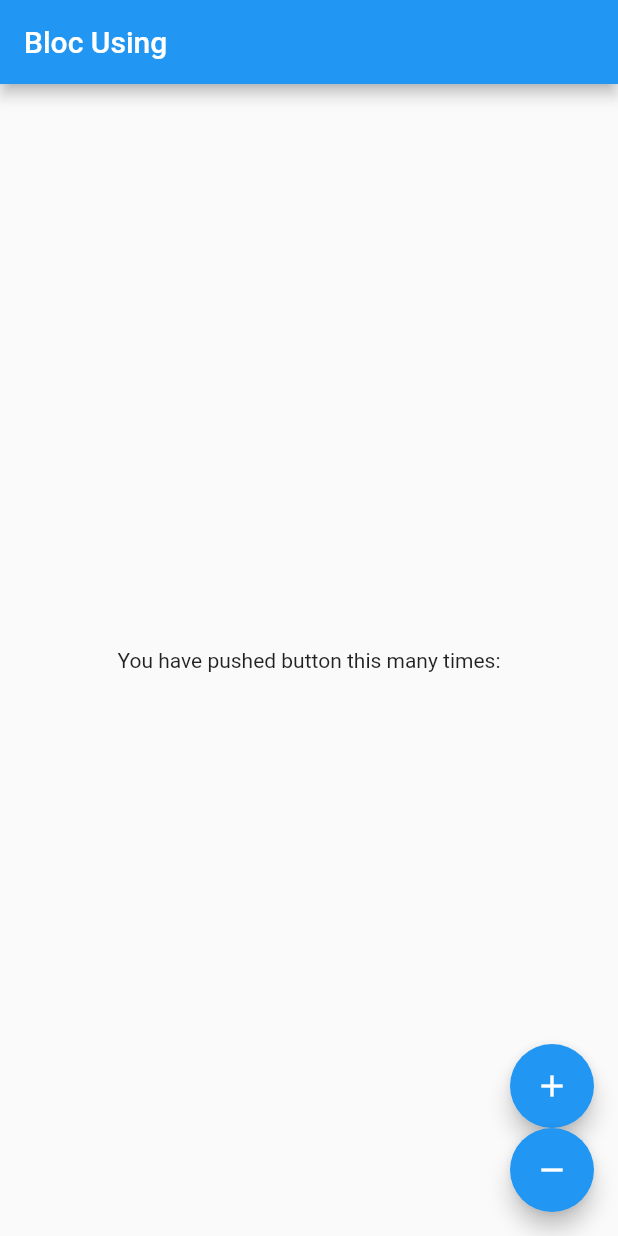
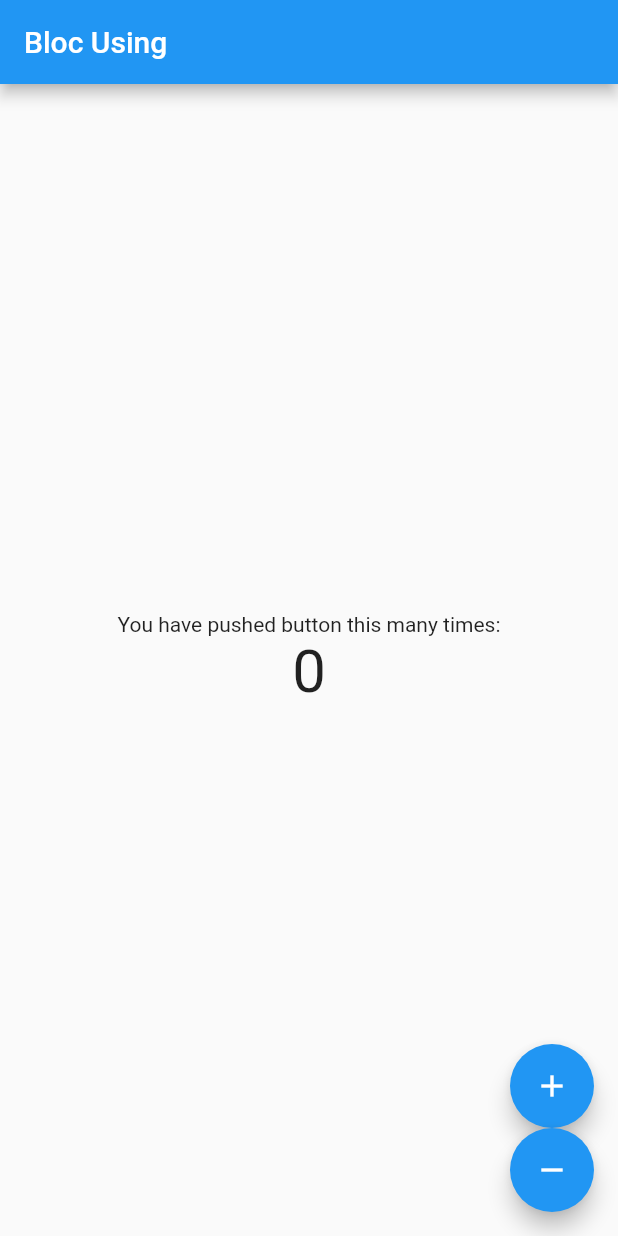
Before and after one commit to ibrahim-demirci/BlocPatternCounterAppFlutter, a Flutter app: the screen it shows after launch, on a phone screen of 412 x 824 dp. Run offline on Flutter 3.47's test engine with Material 2 defaults, Android fonts, the phone set to English and light mode, and no system bars.

```diff
--- a/lib/bloc_using_page.dart
+++ b/lib/bloc_using_page.dart
@@ -1,13 +1,17 @@
 import 'package:flutter/material.dart';
 
+import 'bloc/counter/counter_bloc.dart';
+
 class BlocUsingPage extends StatefulWidget {
-  const BlocUsingPage({Key? key}) : super(key: key);
+  BlocUsingPage({Key? key}) : super(key: key);
 
   @override
   _BlocUsingPageState createState() => _BlocUsingPageState();
 }
 
 class _BlocUsingPageState extends State<BlocUsingPage> {
+  final _counterBloc = CounterBloc();
+
   @override
   Widget build(BuildContext context) {
     return Scaffold(
@@ -20,6 +24,16 @@ class _BlocUsingPageState extends State<BlocUsingPage> {
           // ignore: prefer_const_literals_to_create_immutables
           children: [
             const Text('You have pushed button this many times:'),
+            StreamBuilder<int>(
+              initialData: 0,
+              stream: _counterBloc.counter,
+              builder: (context, snapshot) => Text(
+                '${snapshot.data}',
+                style: const TextStyle(
+                  fontSize: 40,
+                ),
+              ),
+            ),
           ],
         ),
       ),
```
